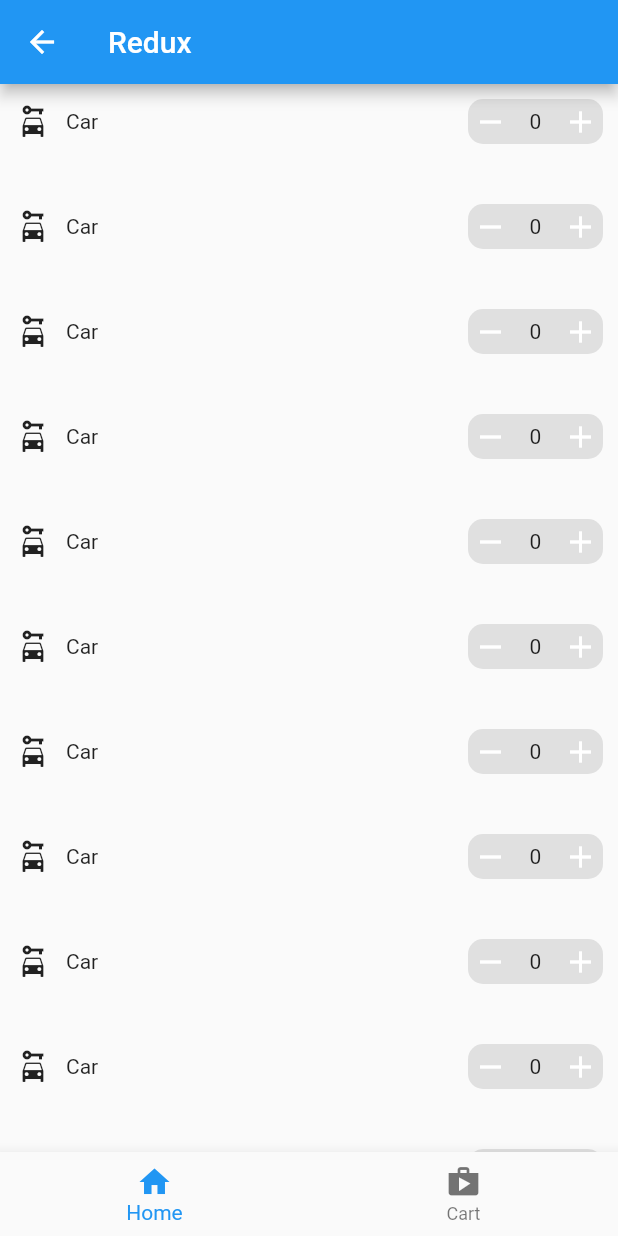
After one commit to ekinsdrow/state_managers_review, a Flutter app: the screen it shows after launch, after a tap on "Redux", on a phone screen of 412 x 824 dp. The commit adds this screen. Run offline on Flutter 3.47's test engine with Material 2 defaults, Android fonts, the phone set to English and light mode, and no system bars; our stand-ins replace bloc, dio, flutter_bloc, freezed_annotation; network calls fail.

Commit message:
Create widgets

```diff
--- a/lib/main.dart
+++ b/lib/main.dart
@@ -2,6 +2,7 @@
 import 'package:flutter/material.dart';
 import 'package:provider/provider.dart';
 import 'package:state_managers_review/bloc/widgets/cities_screen.dart';
+import 'package:state_managers_review/redux/widgets/redux_screen.dart';
 
 void main() {
   runApp(
@@ -26,6 +27,10 @@
               _Item(
                 text: 'BLoC',
                 widget: CitiesScreen(),
+              ),
+              _Item(
+                text: 'Redux',
+                widget: ReduxScreen(),
               ),
             ],
           ),
--- /dev/null
+++ b/lib/redux/widgets/cart_screen.dart
@@ -0,0 +1,18 @@
+import 'package:flutter/material.dart';
+
+import 'item.dart';
+
+class CartScreen extends StatelessWidget {
+  const CartScreen({Key? key}) : super(key: key);
+
+  @override
+  Widget build(BuildContext context) {
+    return ListView.separated(
+      itemBuilder: (context, index) => const Item(),
+      separatorBuilder: (_, __) => const SizedBox(
+        height: 20,
+      ),
+      itemCount: 2,
+    );
+  }
+}
--- /dev/null
+++ b/lib/redux/widgets/item.dart
@@ -0,0 +1,96 @@
+import 'package:flutter/material.dart';
+
+class Item extends StatefulWidget {
+  const Item({Key? key}) : super(key: key);
+
+  @override
+  State<Item> createState() => _ItemState();
+}
+
+class _ItemState extends State<Item> {
+  int count = 0;
+
+  @override
+  Widget build(BuildContext context) {
+    return Container(
+      padding: const EdgeInsets.all(10),
+      child: Row(
+        mainAxisAlignment: MainAxisAlignment.spaceBetween,
+        children: [
+          Row(
+            children: const [
+              Icon(
+                Icons.car_rental,
+              ),
+              SizedBox(
+                width: 10,
+              ),
+              Text('Car'),
+            ],
+          ),
+          Row(
+            mainAxisAlignment: MainAxisAlignment.end,
+            children: [
+              GestureDetector(
+                onTap: () {
+                  setState(() {
+                    if (count > 0) {
+                      count--;
+                    }
+                  });
+                },
+                child: Container(
+                  width: 30,
+                  height: 30,
+                  decoration: BoxDecoration(
+                    color: Colors.grey[300],
+                    borderRadius: const BorderRadius.only(
+                      bottomLeft: Radius.circular(10),
+                      topLeft: Radius.circular(10),
+                    ),
+                  ),
+                  child: const Icon(
+                    Icons.remove,
+                    color: Colors.white,
+                  ),
+                ),
+              ),
+              Container(
+                width: 30,
+                height: 30,
+                alignment: Alignment.center,
+                color: Colors.grey[300],
+                child: Text(
+                  '$count',
+                  textAlign: TextAlign.center,
+                ),
+              ),
+              GestureDetector(
+                onTap: () {
+                  setState(() {
+                    count++;
+                  });
+                },
+                child: Container(
+                  width: 30,
+                  height: 30,
+                  decoration: BoxDecoration(
+                    color: Colors.grey[300],
+                    borderRadius: const BorderRadius.only(
+                      bottomRight: Radius.circular(10),
+                      topRight: Radius.circular(10),
+                    ),
+                  ),
+                  child: const Icon(
+                    Icons.add,
+                    color: Colors.white,
+                  ),
+                ),
+              ),
+            ],
+          ),
+        ],
+      ),
+    );
+  }
+}
--- /dev/null
+++ b/lib/redux/widgets/item_list_screen.dart
@@ -0,0 +1,18 @@
+import 'package:flutter/material.dart';
+
+import 'item.dart';
+
+class ItemListScreen extends StatelessWidget {
+  const ItemListScreen({Key? key}) : super(key: key);
+
+  @override
+  Widget build(BuildContext context) {
+    return ListView.separated(
+      itemBuilder: (context, index) => const Item(),
+      separatorBuilder: (_, __) => const SizedBox(
+        height: 20,
+      ),
+      itemCount: 100,
+    );
+  }
+}
--- /dev/null
+++ b/lib/redux/widgets/redux_screen.dart
@@ -0,0 +1,42 @@
+import 'package:flutter/material.dart';
+import 'package:state_managers_review/redux/widgets/cart_screen.dart';
+import 'package:state_managers_review/redux/widgets/item_list_screen.dart';
+
+class ReduxScreen extends StatefulWidget {
+  const ReduxScreen({Key? key}) : super(key: key);
+
+  @override
+  State<ReduxScreen> createState() => _ReduxScreenState();
+}
+
+class _ReduxScreenState extends State<ReduxScreen> {
+  int index = 0;
+
+  @override
+  Widget build(BuildContext context) {
+    return Scaffold(
+      appBar: AppBar(
+        title: const Text('Redux'),
+      ),
+      body: index == 0 ? const ItemListScreen() : const CartScreen(),
+      bottomNavigationBar: BottomNavigationBar(
+        currentIndex: index,
+        onTap: (i) {
+          setState(() {
+            index = i;
+          });
+        },
+        items: const [
+          BottomNavigationBarItem(
+            icon: Icon(Icons.home),
+            label: 'Home',
+          ),
+          BottomNavigationBarItem(
+            icon: Icon(Icons.shop),
+            label: 'Cart',
+          ),
+        ],
+      ),
+    );
+  }
+}
```
